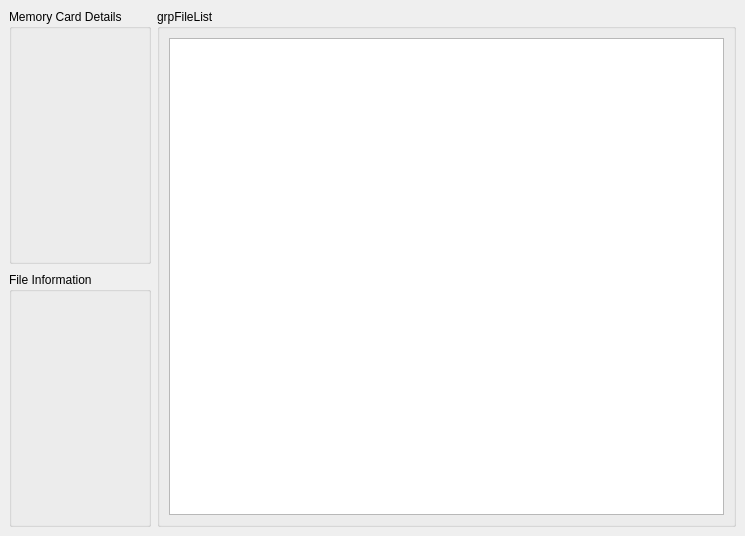
The window that src/mcrecover/ui/McRecoverWindow.ui (GerbilSoft/mcrecover) describes before a commit, drawn with Qt 5.
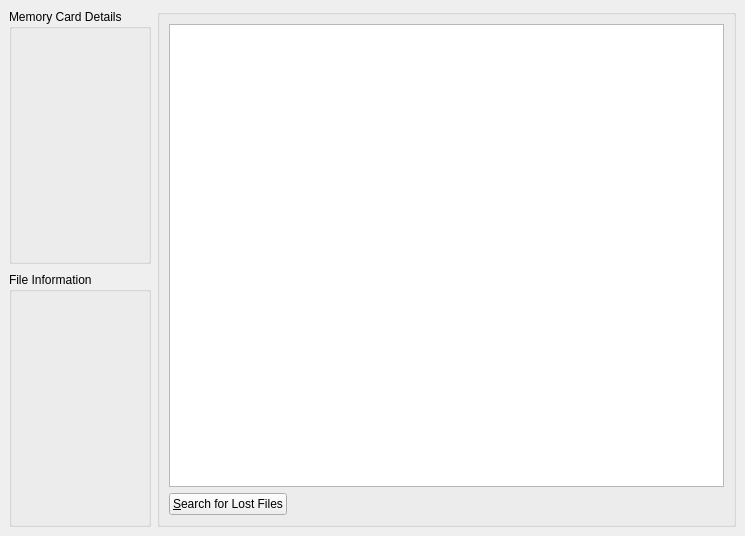
The same window after the commit.

Commit message:
Added initial "searching" for lost files.
The "Search for Lost Files" button currently adds a hard-coded entry
for an SA2B save, based on my old memory card dump.

```diff
--- a/src/mcrecover/ui/McRecoverWindow.ui
+++ b/src/mcrecover/ui/McRecoverWindow.ui
@@ -117,11 +117,10 @@
      </layout>
     </item>
     <item>
+     <layout class="QVBoxLayout" name="vboxFileList">
+      <item>
      <widget class="QGroupBox" name="grpFileList">
-      <property name="title">
-       <string>grpFileList</string>
-      </property>
-      <layout class="QVBoxLayout" name="verticalLayout">
+        <layout class="QVBoxLayout" name="vboxGrpFileList">
        <item>
         <widget class="QTreeView" name="lstFileList">
          <property name="alternatingRowColors">
@@ -132,8 +131,34 @@
          </property>
         </widget>
        </item>
-      </layout>
-     </widget>
+         <item>
+          <layout class="QHBoxLayout" name="hboxCmdButtons">
+           <item>
+            <widget class="QPushButton" name="btnSearchLostFiles">
+             <property name="text">
+              <string>&amp;Search for Lost Files</string>
+             </property>
+            </widget>
+           </item>
+           <item>
+            <spacer name="hspcCmdButtons">
+             <property name="orientation">
+              <enum>Qt::Horizontal</enum>
+             </property>
+             <property name="sizeHint" stdset="0">
+              <size>
+               <width>40</width>
+               <height>20</height>
+              </size>
+             </property>
+            </spacer>
+           </item>
+          </layout>
+         </item>
+        </layout>
+       </widget>
+      </item>
+     </layout>
     </item>
    </layout>
   </widget>
```
Left out of the diff: 1 changed line with no effect on the pictures. Lines whose indentation alone changed are shown as unchanged. The commit also changes 8 other files.
